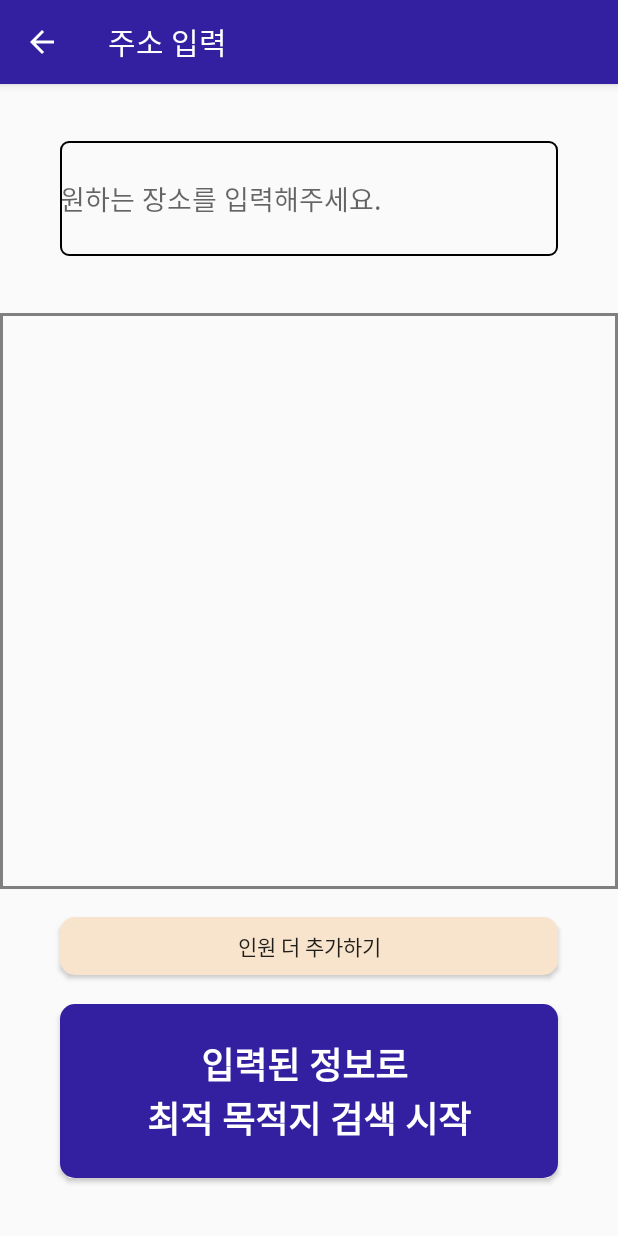
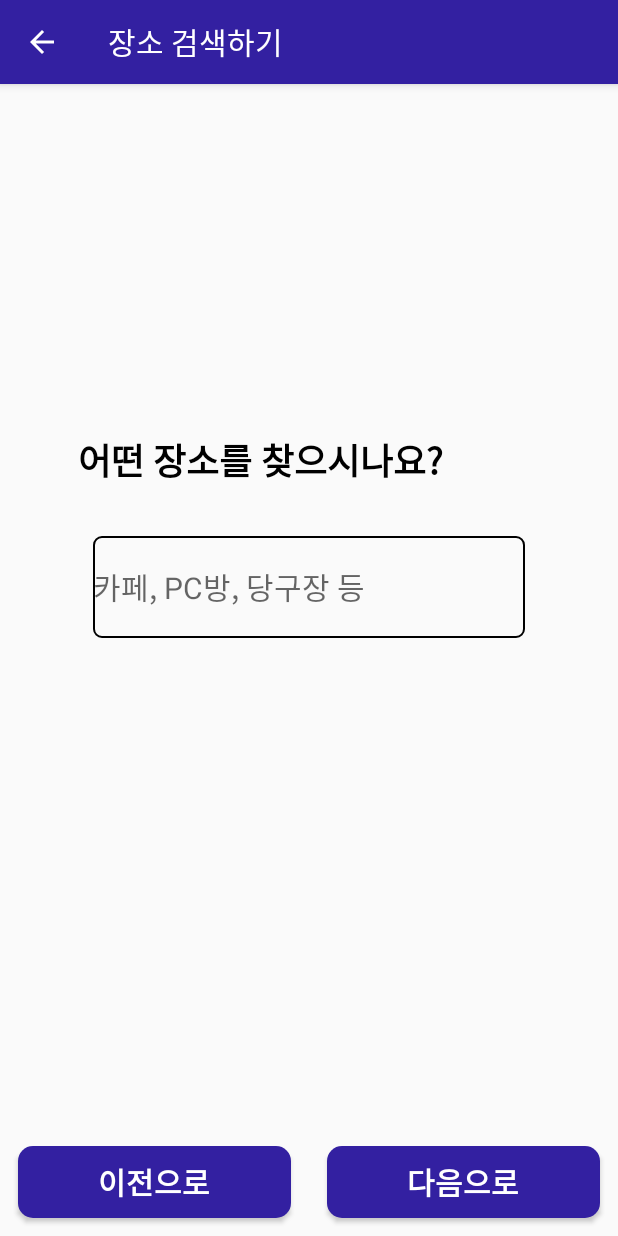
Before and after one commit to TEAM-MeetHere/MeetHere, an Android app: the MainActivity screen opened directly, with no data from a screen before it, after a tap on "장소 검색 시작", on a phone screen of 412 x 824 dp. Run offline under Robolectric (Android 15) with nearby library versions, the phone set to English and light mode, and no system bars.

Commit message:
주소 입력 방식 Fragment로 변경중 / 기반 틀 제작 완료

```diff
--- a/app/src/main/java/com/example/meethere/activity/LoginActivity.kt
+++ b/app/src/main/java/com/example/meethere/activity/LoginActivity.kt
@@ -39,6 +39,7 @@ class LoginActivity : AppCompatActivity() {
 
         //로그인 클릭
         binding.loginBtn.setOnClickListener {
+ /*
             Log.d(TAG, "LoginActivity - 검색 버튼 클릭 / currentSearchType")
 
             var ID: String = binding.loginId.text.toString()
@@ -88,6 +89,10 @@ class LoginActivity : AppCompatActivity() {
                         }
                     }
                 })
+        */
+            val intent = Intent(this, MainActivity::class.java)
+            startActivity(intent)
+
         }
 
     }
--- a/app/src/main/java/com/example/meethere/activity/MainActivity.kt
+++ b/app/src/main/java/com/example/meethere/activity/MainActivity.kt
@@ -54,7 +54,7 @@ class MainActivity : AppCompatActivity() {
         })
 
         search_btn.setOnClickListener({
-            val intent = Intent(this, SetLocation_2_4Activity::class.java)
+            val intent = Intent(this, SetLocationNew::class.java)
             startActivity(intent)
         })
 
--- /dev/null
+++ b/app/src/main/java/com/example/meethere/activity/SetLocationNew.kt
@@ -0,0 +1,83 @@
+package com.example.meethere.activity
+
+import android.content.Intent
+import androidx.appcompat.app.AppCompatActivity
+import android.os.Bundle
+import android.util.Log
+import android.view.MenuItem
+import androidx.fragment.app.Fragment
+import com.example.meethere.R
+import com.example.meethere.databinding.ActivitySetLocationNewBinding
+import com.example.meethere.fragment.SetLocation1Keyword
+import com.example.meethere.fragment.SetLocation2InputList
+import kotlinx.android.synthetic.main.activity_set_location_new.*
+
+class SetLocationNew : AppCompatActivity() {
+    var flag: Int = 1
+
+    override fun onCreate(savedInstanceState: Bundle?) {
+        super.onCreate(savedInstanceState)
+        setContentView(R.layout.activity_set_location_new)
+
+        replaceFragment(SetLocation1Keyword())
+
+        btnPrev.setOnClickListener {
+            flag--
+            changeFragment(flag)
+        }
+        btnNext.setOnClickListener {
+            flag++
+            changeFragment(flag)
+        }
+    }
+
+    private fun changeFragment(flag_: Int) {
+        when (flag_) {
+            0 -> {
+                finish()
+            }
+            1 -> {
+                replaceFragment(SetLocation1Keyword())
+            }
+            2 -> {
+                replaceFragment(SetLocation2InputList())
+            }
+            3 -> {
+                flag = 2
+                val intent = Intent(applicationContext, SelectDestination_2_6Activity::class.java)
+                startActivity(intent)
+            }
+        }
+    }
+
+    private fun replaceFragment(fragment: Fragment) {
+        supportFragmentManager.beginTransaction().apply {
+            if (fragment.isAdded) {
+                show(fragment)
+            } else {
+                add(R.id.frameLayout, fragment)
+            }
+
+            supportFragmentManager.fragments.forEach {
+                if (it != fragment && it.isAdded) {
+                    hide(it)
+                }
+            }
+        }.commit()
+    }
+
+    override fun onBackPressed() {
+        flag--
+        changeFragment(flag)
+    }
+
+    override fun onOptionsItemSelected(item: MenuItem): Boolean {
+        when (item.getItemId()) {
+            android.R.id.home -> {
+                finish()
+                return true
+            }
+        }
+        return super.onOptionsItemSelected(item)
+    }
+}
--- /dev/null
+++ b/app/src/main/java/com/example/meethere/fragment/SetLocation1Keyword.kt
@@ -0,0 +1,60 @@
+package com.example.meethere.fragment
+
+import android.os.Bundle
+import androidx.fragment.app.Fragment
+import android.view.LayoutInflater
+import android.view.View
+import android.view.ViewGroup
+import com.example.meethere.R
+
+// TODO: Rename parameter arguments, choose names that match
+// the fragment initialization parameters, e.g. ARG_ITEM_NUMBER
+private const val ARG_PARAM1 = "param1"
+private const val ARG_PARAM2 = "param2"
+
+/**
+ * A simple [Fragment] subclass.
+ * Use the [SetLocation1Keyword.newInstance] factory method to
+ * create an instance of this fragment.
+ */
+class SetLocation1Keyword : Fragment() {
+    // TODO: Rename and change types of parameters
+    private var param1: String? = null
+    private var param2: String? = null
+
+    override fun onCreate(savedInstanceState: Bundle?) {
+        super.onCreate(savedInstanceState)
+        arguments?.let {
+            param1 = it.getString(ARG_PARAM1)
+            param2 = it.getString(ARG_PARAM2)
+        }
+    }
+
+    override fun onCreateView(
+        inflater: LayoutInflater, container: ViewGroup?,
+        savedInstanceState: Bundle?
+    ): View? {
+        // Inflate the layout for this fragment
+        return inflater.inflate(R.layout.fragment_set_location1_keyword, container, false)
+    }
+
+    companion object {
+        /**
+         * Use this factory method to create a new instance of
+         * this fragment using the provided parameters.
+         *
+         * @param param1 Parameter 1.
+         * @param param2 Parameter 2.
+         * @return A new instance of fragment SetLocation1Keyword.
+         */
+        // TODO: Rename and change types and number of parameters
+        @JvmStatic
+        fun newInstance(param1: String, param2: String) =
+            SetLocation1Keyword().apply {
+                arguments = Bundle().apply {
+                    putString(ARG_PARAM1, param1)
+                    putString(ARG_PARAM2, param2)
+                }
+            }
+    }
+}
--- /dev/null
+++ b/app/src/main/res/layout/activity_set_location_new.xml
@@ -0,0 +1,53 @@
+<?xml version="1.0" encoding="utf-8"?>
+<androidx.constraintlayout.widget.ConstraintLayout xmlns:android="http://schemas.android.com/apk/res/android"
+    xmlns:app="http://schemas.android.com/apk/res-auto"
+    xmlns:tools="http://schemas.android.com/tools"
+    android:layout_width="match_parent"
+    android:layout_height="match_parent"
+    tools:context=".activity.SetLocationNew">
+
+
+    <FrameLayout
+        android:id="@+id/frameLayout"
+        android:layout_width="0dp"
+        android:layout_height="0dp"
+        android:layout_margin="12dp"
+        app:layout_constraintBottom_toTopOf="@+id/btnPrev"
+        app:layout_constraintEnd_toEndOf="parent"
+        app:layout_constraintStart_toStartOf="parent"
+        app:layout_constraintTop_toTopOf="parent">
+
+    </FrameLayout>
+
+    <Button
+        android:id="@+id/btnPrev"
+        android:layout_width="0dp"
+        android:layout_height="wrap_content"
+        android:layout_margin="12dp"
+        android:text="이전으로"
+        android:textSize="20sp"
+        android:background="@drawable/button_color_drawable"
+        android:textColor="@color/white"
+        android:textStyle="bold"
+        app:layout_constraintBottom_toBottomOf="parent"
+        app:layout_constraintEnd_toStartOf="@+id/btnNext"
+        app:layout_constraintHorizontal_bias="0.5"
+        app:layout_constraintStart_toStartOf="parent" />
+
+    <Button
+        android:id="@+id/btnNext"
+        android:layout_width="0dp"
+        android:layout_height="wrap_content"
+        android:layout_margin="12dp"
+        android:text="다음으로"
+        android:textSize="20sp"
+        android:background="@drawable/button_color_drawable"
+        android:textColor="@color/white"
+        android:textStyle="bold"
+        app:layout_constraintBottom_toBottomOf="parent"
+        app:layout_constraintEnd_toEndOf="parent"
+        app:layout_constraintHorizontal_bias="0.5"
+        app:layout_constraintStart_toEndOf="@+id/btnPrev"
+
+        />
+</androidx.constraintlayout.widget.ConstraintLayout>
--- /dev/null
+++ b/app/src/main/res/layout/fragment_set_location1_keyword.xml
@@ -0,0 +1,59 @@
+<?xml version="1.0" encoding="utf-8"?>
+<FrameLayout xmlns:android="http://schemas.android.com/apk/res/android"
+    xmlns:tools="http://schemas.android.com/tools"
+    android:layout_width="match_parent"
+    android:layout_height="match_parent"
+    tools:context=".fragment.SetLocation1Keyword">
+
+    <LinearLayout
+        android:layout_width="match_parent"
+        android:layout_height="match_parent"
+        android:orientation="vertical"
+        android:weightSum="20">
+
+        <Space
+            android:layout_width="match_parent"
+            android:layout_height="0dp"
+            android:layout_weight="6" />
+
+        <TextView
+            android:id="@+id/textView"
+            android:layout_width="match_parent"
+            android:layout_height="0dp"
+            android:layout_gravity="left"
+            android:layout_marginLeft="40dp"
+            android:layout_marginRight="40dp"
+            android:layout_weight="2"
+            android:gravity="center_vertical|left"
+            android:text="어떤 장소를 찾으시나요?"
+            android:textColor="@color/black"
+            android:textSize="24sp"
+            android:textStyle="bold" />
+
+        <Space
+            android:layout_width="match_parent"
+            android:layout_height="0dp"
+            android:layout_weight="0.5" />
+
+        <EditText
+            android:id="@+id/etKeyword"
+            android:layout_width="match_parent"
+            android:layout_height="0dp"
+            android:layout_gravity="center"
+            android:layout_marginLeft="50dp"
+            android:layout_marginRight="50dp"
+            android:layout_weight="2"
+            android:background="@drawable/border"
+            android:ems="10"
+            android:hint="카페, PC방, 당구장 등"
+            android:padding="10dp"
+            android:textSize="20sp" />
+
+        <Space
+            android:layout_width="match_parent"
+            android:layout_height="0dp"
+            android:layout_weight="0.5" />
+
+    </LinearLayout>
+
+</FrameLayout>
--- a/app/src/main/res/values/style.xml
+++ b/app/src/main/res/values/style.xml
@@ -25,5 +25,4 @@
     </style>
 
     <style name="Main" parent="Theme.AppCompat.Light.NoActionBar"></style>
-
 </resources>
```
Also changed, not shown: app/src/main/AndroidManifest.xml (+24 -26 lines), app/src/main/java/com/example/meethere/fragment/SearchLocation.kt (added, +60 -0 lines), app/src/main/java/com/example/meethere/fragment/SetLocation2InputList.kt (added, +56 -0 lines), app/src/main/res/drawable/buttonshape9.xml (added, +14 -0 lines), app/src/main/res/layout/fragment_search_location.xml (added, +14 -0 lines), app/src/main/res/layout/fragment_set_location2_input_list.xml (added, +44 -0 lines).
